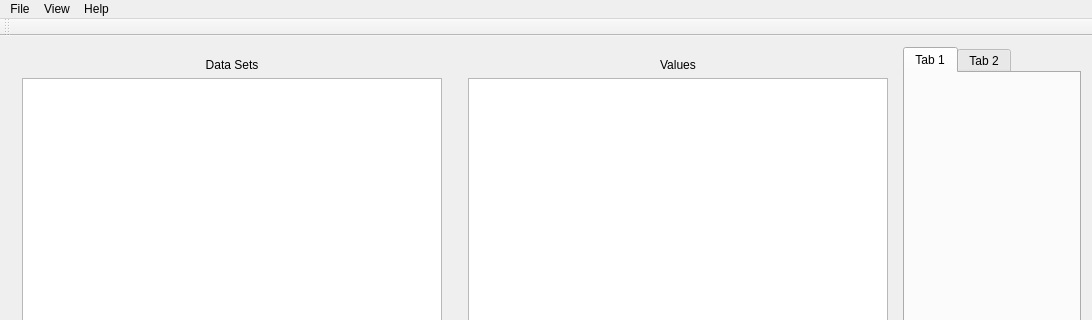
Above: XeroDash/XeroDashWindow.ui from sjcbulldog/xerotune before the change; both pictures show x 0 to 1092 and y 0 to 320 of the 1092 by 760 pixel window. Below: the same form after it.
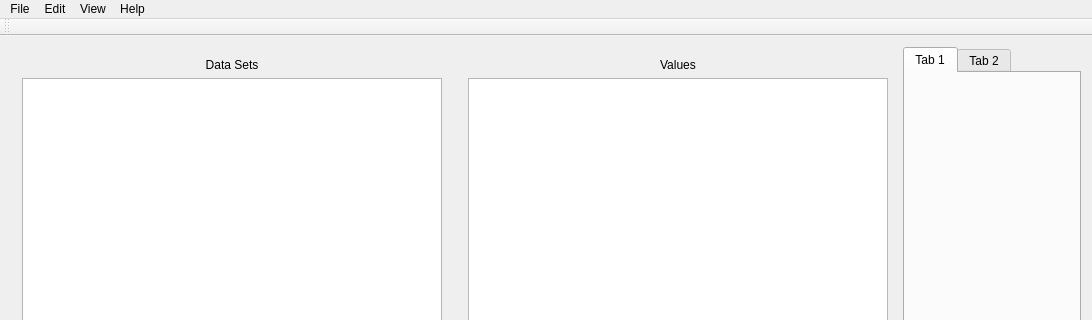
That is the form after the change. Custom widgets are drawn as their Qt base class.

Commit message: added the ability to edit titles of graphs

What changed in the file:
```diff
--- a/XeroDash/XeroDashWindow.ui
+++ b/XeroDash/XeroDashWindow.ui
@@ -109,7 +109,14 @@
     </property>
     <addaction name="action_help_about_"/>
    </widget>
+   <widget class="QMenu" name="menuEdit">
+    <property name="title">
+     <string>Edit</string>
+    </property>
+    <addaction name="action_graph_title_"/>
+   </widget>
    <addaction name="menuFile"/>
+   <addaction name="menuEdit"/>
    <addaction name="menuView"/>
    <addaction name="menuHelp"/>
   </widget>
```
Left out of the diff: 5 changed lines with no effect on the pictures. The commit also changes 8 other files.
